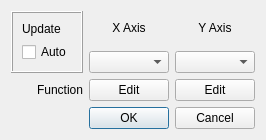
Qt form PyFANS/UI/UI_AddCurveDialog.ui (zigorrom/PyFANS) before a commit.
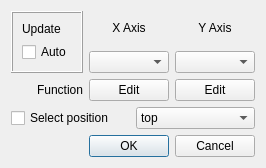
The same form after that commit.

Patch:
```diff
--- a/PyFANS/UI/UI_AddCurveDialog.ui
+++ b/PyFANS/UI/UI_AddCurveDialog.ui
@@ -7,7 +7,7 @@
     <x>0</x>
     <y>0</y>
     <width>250</width>
-    <height>136</height>
+    <height>164</height>
    </rect>
   </property>
   <property name="windowTitle">
@@ -94,6 +94,41 @@
      </item>
     </layout>
    </item>
+   <item>
+    <layout class="QHBoxLayout" name="horizontalLayout">
+     <item>
+      <widget class="QCheckBox" name="ui_select_position">
+       <property name="text">
+        <string>Select position</string>
+       </property>
+      </widget>
+     </item>
+     <item>
+      <widget class="QComboBox" name="ui_desired_position">
+       <item>
+        <property name="text">
+         <string>top</string>
+        </property>
+       </item>
+       <item>
+        <property name="text">
+         <string>bottom</string>
+        </property>
+       </item>
+       <item>
+        <property name="text">
+         <string>left</string>
+        </property>
+       </item>
+       <item>
+        <property name="text">
+         <string>right</string>
+        </property>
+       </item>
+      </widget>
+     </item>
+    </layout>
+   </item>
    <item>
     <widget class="QDialogButtonBox" name="buttonBox">
      <property name="orientation">
```
Left out of the diff: 24 changed lines with no effect on the pictures.
